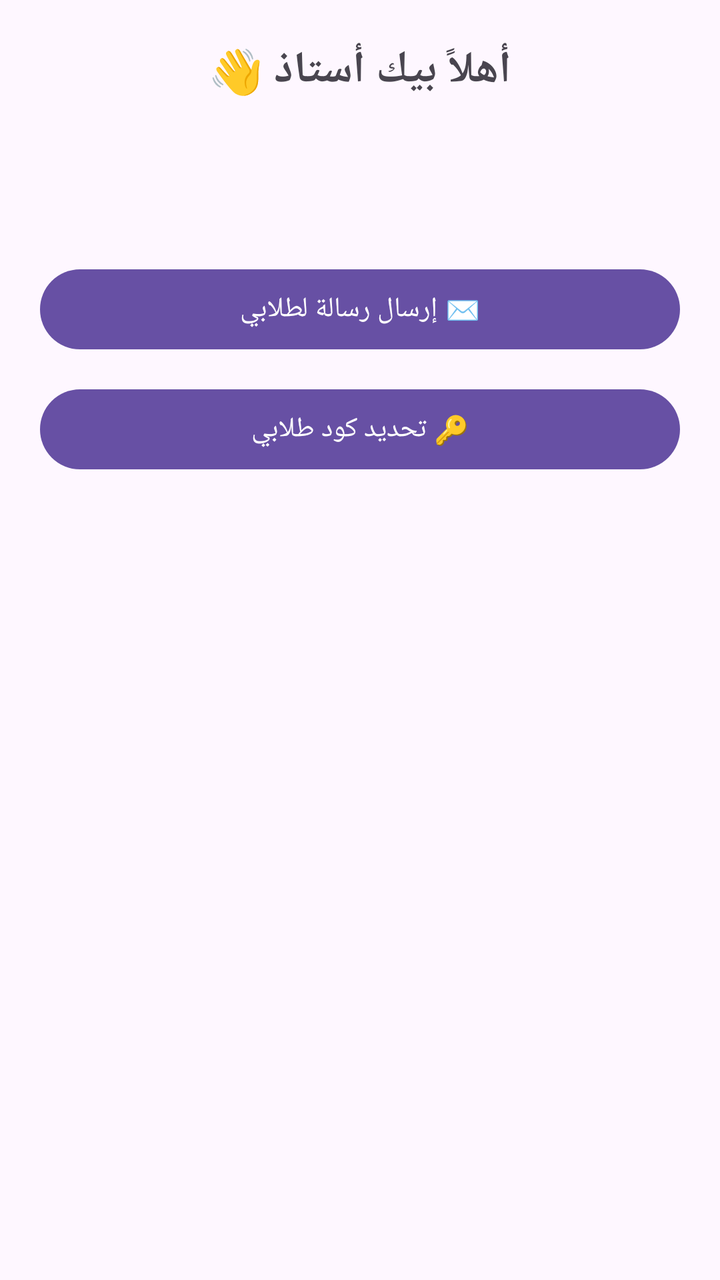
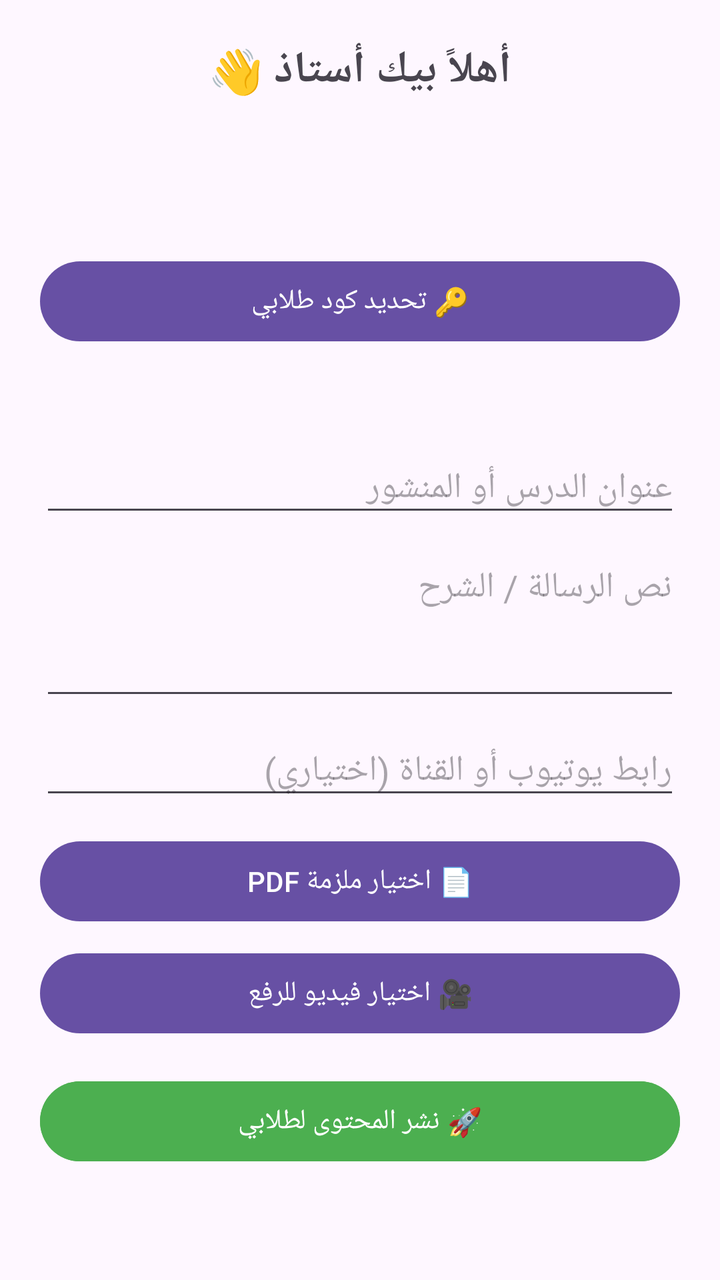

Screens rendered from an Android XML layout before and after an edit, with the pre-edit source and the edit as a unified diff.
<!-- AndroidManifest.xml: application theme Theme.1Bac -->
<!-- res/layout/activity_teacher_dashboard.xml -->
<?xml version="1.0" encoding="utf-8"?>
<ScrollView xmlns:android="http://schemas.android.com/apk/res/android"
    android:layout_width="match_parent"
    android:layout_height="match_parent">

    <LinearLayout
        android:layout_width="match_parent"
        android:layout_height="wrap_content"
        android:orientation="vertical"
        android:padding="20dp">

        <TextView
            android:id="@+id/teacherWelcomeText"
            android:layout_width="match_parent"
            android:layout_height="wrap_content"
            android:text="أهلاً بيك أستاذ 👋"
            android:textSize="22sp"
            android:textStyle="bold"
            android:gravity="center"
            android:layout_marginBottom="8dp" />

        <TextView
            android:id="@+id/teacherSubjectText"
            android:layout_width="match_parent"
            android:layout_height="wrap_content"
            android:textSize="16sp"
            android:gravity="center"
            android:textColor="#666666"
            android:layout_marginBottom="8dp" />

    <TextView
            android:id="@+id/teacherExpiryText"
            android:layout_width="match_parent"
            android:layout_height="wrap_content"
            android:textSize="14sp"
            android:gravity="center"
            android:textColor="#F5A623"
            android:layout_marginBottom="24dp" />

        <Button
            android:id="@+id/sendMessageButton"
            android:layout_width="match_parent"
            android:layout_height="wrap_content"
            android:text="✉️ إرسال رسالة لطلابي" />

        <Button
            android:id="@+id/setJoinCodeButton"
            android:layout_width="match_parent"
            android:layout_height="wrap_content"
            android:layout_marginTop="12dp"
            android:text="🔑 تحديد كود طلابي" />

        <TextView
            android:id="@+id/currentJoinCodeText"
            android:layout_width="match_parent"
            android:layout_height="wrap_content"
            android:layout_marginTop="8dp"
            android:gravity="center"
            android:textSize="14sp"
            android:textColor="#666666" />

    </LinearLayout>
</ScrollView>
<!-- resources referenced by this layout -->
<resources>
  <style name="Theme.1Bac" parent="Base.Theme.1Bac" />
  <style name="Base.Theme.1Bac" parent="Theme.Material3.DayNight.NoActionBar">
          
          
      </style>
</resources>

<!-- the commit's change to res/layout/activity_teacher_dashboard.xml (unified diff, before → after) -->
@@ -28,26 +28,20 @@
             android:textColor="#666666"
             android:layout_marginBottom="8dp" />
 
-    <TextView
+        <TextView
             android:id="@+id/teacherExpiryText"
             android:layout_width="match_parent"
             android:layout_height="wrap_content"
             android:textSize="14sp"
             android:gravity="center"
             android:textColor="#F5A623"
-            android:layout_marginBottom="24dp" />
+            android:layout_marginBottom="20dp" />
 
-        <Button
-            android:id="@+id/sendMessageButton"
-            android:layout_width="match_parent"
-            android:layout_height="wrap_content"
-            android:text="✉️ إرسال رسالة لطلابي" />
-
+        
         <Button
             android:id="@+id/setJoinCodeButton"
             android:layout_width="match_parent"
             android:layout_height="wrap_content"
-            android:layout_marginTop="12dp"
             android:text="🔑 تحديد كود طلابي" />
 
         <TextView
@@ -57,7 +51,57 @@
             android:layout_marginTop="8dp"
             android:gravity="center"
             android:textSize="14sp"
-            android:textColor="#666666" />
+            android:textColor="#666666"
+            android:layout_marginBottom="20dp" />
+
+        
+        <EditText
+            android:id="@+id/etTitle"
+            android:layout_width="match_parent"
+            android:layout_height="wrap_content"
+            android:hint="عنوان الدرس أو المنشور"
+            android:inputType="text" />
+
+        <EditText
+            android:id="@+id/etDescription"
+            android:layout_width="match_parent"
+            android:layout_height="wrap_content"
+            android:hint="نص الرسالة / الشرح"
+            android:minLines="3"
+            android:gravity="top"
+            android:inputType="textMultiLine"
+            android:layout_marginTop="8dp"/>
+
+        <EditText
+            android:id="@+id/etYoutubeUrl"
+            android:layout_width="match_parent"
+            android:layout_height="wrap_content"
+            android:hint="رابط يوتيوب أو القناة (اختياري)"
+            android:inputType="textUri"
+            android:layout_marginTop="8dp"/>
+
+        <Button
+            android:id="@+id/btnSelectPdf"
+            android:layout_width="match_parent"
+            android:layout_height="wrap_content"
+            android:text="📄 اختيار ملزمة PDF"
+            android:layout_marginTop="12dp"/>
+
+        <Button
+            android:id="@+id/btnSelectVideo"
+            android:layout_width="match_parent"
+            android:layout_height="wrap_content"
+            android:text="🎥 اختيار فيديو للرفع"
+            android:layout_marginTop="8dp"/>
+
+        <Button
+            android:id="@+id/sendMessageButton"
+            android:layout_width="match_parent"
+            android:layout_height="wrap_content"
+            android:text="🚀 نشر المحتوى لطلابي"
+            android:backgroundTint="#4CAF50"
+            android:textColor="#FFFFFF"
+            android:layout_marginTop="16dp" />
 
     </LinearLayout>
 </ScrollView>
